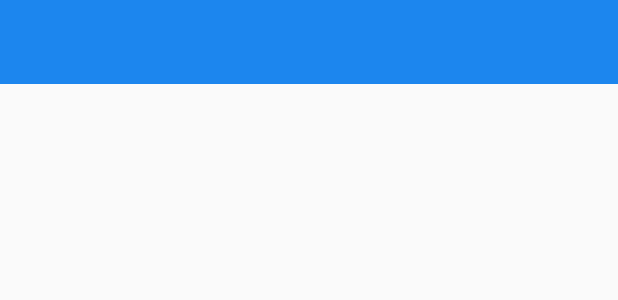
After one commit to GuardiansOfTheSunrise/IntelligentNursing_Android, an Android app: the layout activity_base_toolbar.xml on its own in the app's theme, with its tools: preview values and no code run, on a phone screen of 412 x 824 dp. The commit adds this screen. Shown: the top 300 px of the screen. Run offline under Robolectric (Android 15) with nearby library versions, the light colour scheme and no system bars.

Commit message:
修改BaseActivity及TitleCenterToolbar，进一步封装

```diff
--- a/app/src/main/java/com/gots/intelligentnursing/activity/DeviceManagementActivity.java
+++ b/app/src/main/java/com/gots/intelligentnursing/activity/DeviceManagementActivity.java
@@ -18,6 +18,8 @@ import com.gots.intelligentnursing.view.IDeviceManagementView;
 
 public class DeviceManagementActivity extends BaseActivity<DeviceManagementPresenter> implements IDeviceManagementView{
 
+    private static final String TOOLBAR_TITLE = "设备管理";
+
     private void initView(){
         Button addDeviceButton = findViewById(R.id.bt_device_management_add);
         addDeviceButton.setOnClickListener(v -> mPresenter.onAddButtonClicked());
@@ -27,8 +29,7 @@ public class DeviceManagementActivity extends BaseActivity<DeviceManagementPrese
     protected void onCreate(Bundle savedInstanceState) {
         super.onCreate(savedInstanceState);
         setContentView(R.layout.activity_device_management);
-
-        initToolbar();
+        setToolbarTitle(TOOLBAR_TITLE);
         initView();
     }
 
--- a/app/src/main/java/com/gots/intelligentnursing/customview/TitleCenterToolbar.java
+++ b/app/src/main/java/com/gots/intelligentnursing/customview/TitleCenterToolbar.java
@@ -24,21 +24,20 @@ public class TitleCenterToolbar extends Toolbar {
 
     public TitleCenterToolbar(Context context) {
         super(context);
-        setTitle("");
         createTextView(context);
         addView(mTextView);
+        setTitle("");
     }
 
     public TitleCenterToolbar(Context context, @Nullable AttributeSet attrs) {
         super(context, attrs);
-        setTitle("");
         createTextView(context);
         initTextViewFromAttrs(context, attrs);
+        setTitle("");
     }
 
     public TitleCenterToolbar(Context context, @Nullable AttributeSet attrs, int defStyleAttr) {
         super(context, attrs, defStyleAttr);
-        setTitle("");
         createTextView(context);
         initTextViewFromAttrs(context, attrs);
     }
@@ -47,6 +46,7 @@ public class TitleCenterToolbar extends Toolbar {
         mTextView = new TextView(context);
         mTextView.setLayoutParams(new LayoutParams(ViewGroup.LayoutParams.WRAP_CONTENT, ViewGroup.LayoutParams.WRAP_CONTENT, Gravity.CENTER));
         addView(mTextView);
+        setTitle("");
     }
 
     private void initTextViewFromAttrs(Context context, AttributeSet attrs){
@@ -59,4 +59,16 @@ public class TitleCenterToolbar extends Toolbar {
         mTextView.setTextColor(textColor);
         ta.recycle();
     }
+
+    @Override
+    public void setTitle(int resId) {
+        super.setTitle("");
+        mTextView.setText(resId);
+    }
+
+    @Override
+    public void setTitle(CharSequence title) {
+        super.setTitle("");
+        mTextView.setText(title);
+    }
 }
--- /dev/null
+++ b/app/src/main/res/layout/activity_base_toolbar.xml
@@ -0,0 +1,21 @@
+<?xml version="1.0" encoding="utf-8"?>
+<LinearLayout
+    xmlns:android="http://schemas.android.com/apk/res/android"
+    xmlns:app="http://schemas.android.com/apk/res-auto"
+    android:id="@+id/layout_linear_base"
+    android:orientation="vertical"
+    android:layout_width="match_parent"
+    android:layout_height="match_parent">
+
+    <com.gots.intelligentnursing.customview.TitleCenterToolbar
+        android:id="@+id/toolbar"
+        android:layout_width="match_parent"
+        android:layout_height="?attr/actionBarSize"
+        android:background="#1C86EE"
+        android:theme="@style/ThemeOverlay.AppCompat.Dark.ActionBar"
+        app:popupTheme="@style/ThemeOverlay.AppCompat.Light"
+        app:title=""
+        app:textColor="#FFFFFF"
+        app:textSize="20sp"/>
+
+</LinearLayout>
```
Also changed, not shown: app/src/main/java/com/gots/intelligentnursing/activity/BaseActivity.java (+66 -17 lines), app/src/main/java/com/gots/intelligentnursing/activity/MainActivity.java (+4 -4 lines), app/src/main/res/layout/activity_base_no_toolbar.xml (added, +9 -0 lines), app/src/main/res/layout/activity_device_management.xml (+0 -11 lines), app/src/main/res/layout/activity_main.xml (+0 -11 lines).
